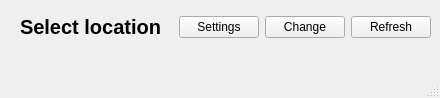
Old version of the form src/ui/MainWindow.ui in the repository hidden-life/AtmoSense.
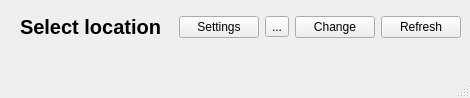
New version of the form. Icons and pictures are not drawn. Custom widgets are drawn as their Qt base class.

Commit message: Add recent locations support and display it on UI. Fix dependencies. Add small animtaion.

What changed in the file:
```diff
--- a/src/ui/MainWindow.ui
+++ b/src/ui/MainWindow.ui
@@ -6,7 +6,7 @@
    <rect>
     <x>0</x>
     <y>0</y>
-    <width>342</width>
+    <width>423</width>
     <height>98</height>
    </rect>
   </property>
@@ -47,6 +47,17 @@
         </property>
        </spacer>
       </item>
+      <item>
+       <widget class="QToolButton" name="recentButton">
+        <property name="text">
+         <string>...</string>
+        </property>
+        <property name="icon">
+         <iconset resource="../../resources/resources.qrc">
+          <normaloff>:/icons/clock.png</normaloff>:/icons/clock.png</iconset>
+        </property>
+       </widget>
+      </item>
       <item>
        <widget class="QPushButton" name="changeLocationButton">
         <property name="text">
```
Left out of the diff: 4 changed lines with no effect on the pictures. The commit also changes 19 other files.
